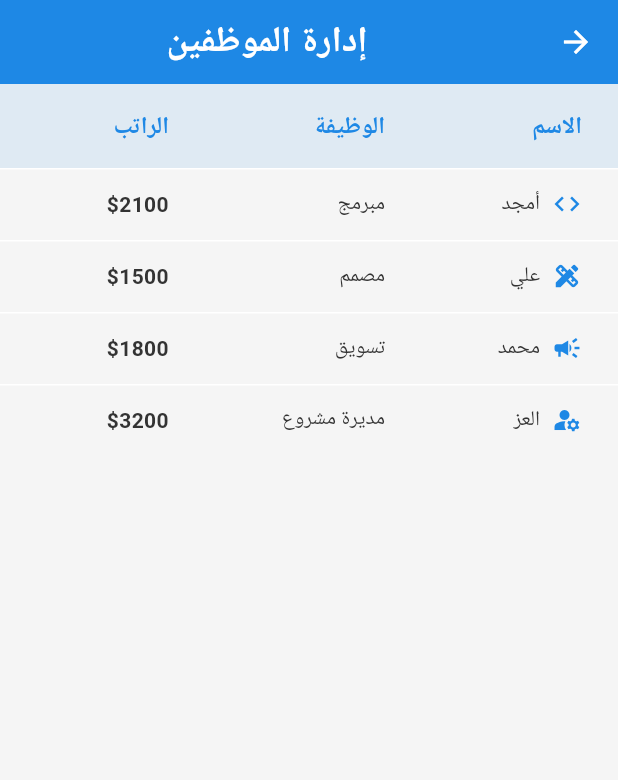
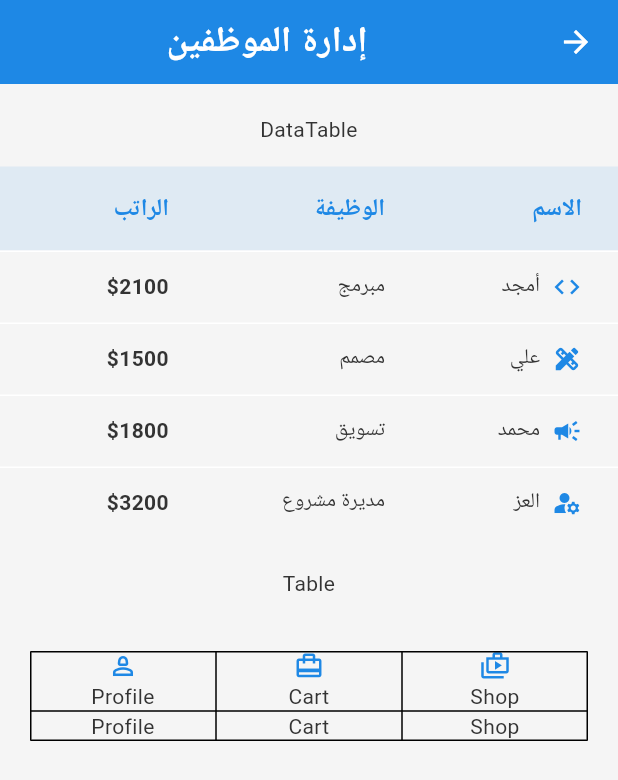
Before and after one commit to Amjed510/Learn-Flutter-Widgets, a Flutter app: the screen it shows after launch, after a tap on "Table Widget", on a phone screen of 412 x 824 dp. Shown: the top 780 px of the screen. Run offline on Flutter 3.47's test engine with Material 3 defaults, Android fonts, the phone set to English and light mode, and no system bars; our stand-ins replace google_fonts; Roboto replaces fonts that are missing (Cairo).

```diff
--- a/lib/screens/home_screen.dart
+++ b/lib/screens/home_screen.dart
@@ -1,7 +1,9 @@
 import 'package:flutter/material.dart';
 import 'package:tebale_app/screens/buttons_screen.dart';
+
 import 'package:tebale_app/screens/images_screen.dart';
 import 'package:tebale_app/screens/radio_screen.dart';
+import 'package:tebale_app/screens/tab_bar_view.dart';
 import 'package:tebale_app/screens/table_screen.dart';
 import 'package:tebale_app/widgets/custom_appbar.dart';
 import 'package:tebale_app/widgets/custom_card.dart';
@@ -25,6 +27,7 @@ class _HomeScreenState extends State<HomeScreen> {
           CastomCard(titleText: "Image Widget", page: ImageScreen()),
           CastomCard(titleText: "Radio Widget", page: RadioScreen()),
           CastomCard(titleText: "Buttons Widget", page: ButtonsScreen()),
+          CastomCard(titleText: "TabBar Widget", page: TabBarViewScreen()),
         ],
       ),
     );
--- a/lib/screens/table_screen.dart
+++ b/lib/screens/table_screen.dart
@@ -47,6 +47,9 @@ class _TableScreenState extends State<TableScreen> {
       appBar: CustomAppbar(title: "إدارة الموظفين"),
       body: ListView(
         children: [
+          SizedBox(height: 20),
+          Center(child: Text("DataTable")),
+          SizedBox(height: 15),
           DataTable(
             columnSpacing: 28.0,
             headingRowColor: MaterialStateProperty.all(
@@ -95,6 +98,60 @@ class _TableScreenState extends State<TableScreen> {
                   );
                 }).toList(),
           ),
+
+          SizedBox(height: 20),
+          Center(child: Text("Table")),
+          SizedBox(height: 15),
+          Container(
+            padding: EdgeInsets.all(20),
+            child: Table(
+              border: TableBorder.all(color: Colors.black),
+              children: [
+                TableRow(
+                  children: [
+                    Column(
+                      children: [
+                        Icon(
+                          Icons.shop_2_outlined,
+                          color: Theme.of(context).primaryColor,
+                          size: 20,
+                        ),
+                        Text("Shop"),
+                      ],
+                    ),
+                    Column(
+                      children: [
+                        Icon(
+                          Icons.card_travel_outlined,
+                          color: Theme.of(context).primaryColor,
+                          size: 20,
+                        ),
+                        Text("Cart"),
+                      ],
+                    ),
+                    Column(
+                      children: [
+                        Icon(
+                          Icons.person_2_outlined,
+                          color: Theme.of(context).primaryColor,
+                          size: 20,
+                        ),
+                        Text("Profile"),
+                      ],
+                    ),
+                  ],
+                ),
+
+                TableRow(
+                  children: [
+                    Column(children: [Text("Shop")]),
+                    Column(children: [Text("Cart")]),
+                    Column(children: [Text("Profile")]),
+                  ],
+                ),
+              ],
+            ),
+          ),
         ],
       ),
     );
```
Also changed, not shown: lib/screens/buttons_screen.dart (+17 -0 lines), lib/screens/tab_bar_view.dart (added, +57 -0 lines).
